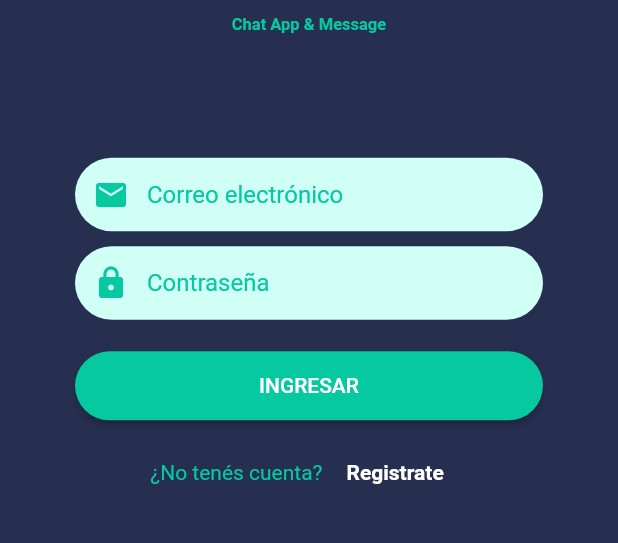
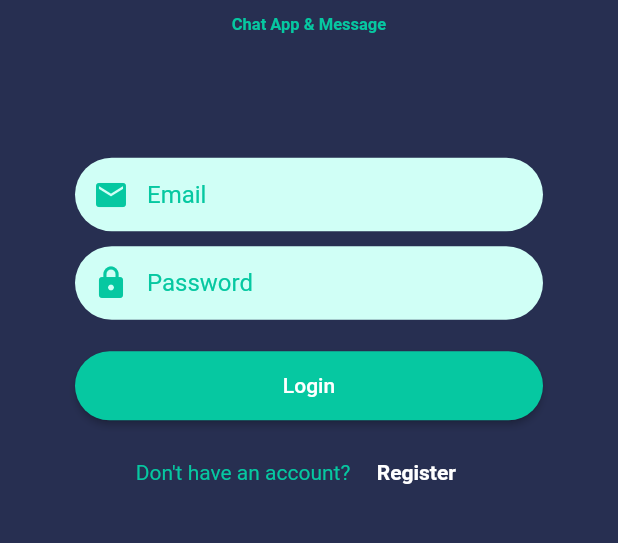
Before and after one commit to agustinduran/mobin-chat-app-flutter, a Flutter app: the screen it shows after launch, on a phone screen of 412 x 824 dp, the part 510-1053 px from its top. Run offline on Flutter 3.47's test engine with Material 2 defaults, Android fonts, the phone set to English and light mode, and no system bars; our stand-ins replace get.

```diff
--- /dev/null
+++ b/lib/app/data/traslation/messages_languanges.dart
@@ -0,0 +1,6 @@
+import 'package:flutter/material.dart';
+
+final locales = [
+  {'name': 'English', 'locale': Locale('en', 'US')},
+  {'name': 'Español', 'locale': Locale('es', 'ES')},
+];
--- /dev/null
+++ b/lib/app/data/traslation/messages_traslations.dart
@@ -0,0 +1,31 @@
+import 'package:get/get_navigation/src/root/internacionalization.dart';
+
+class MessageTranslations extends Translations {
+
+  @override
+  Map<String, Map<String, String>> get keys => {
+    'en_US' : {
+      'title-app' : 'Test title ingles',
+      // LOGIN PAGE
+      'title-banner' : 'MOBIN',
+      'subtitle-banner' : 'Chat App & Message',
+      'login-email' : 'Email',
+      'login-password' : 'Password',
+      'login-no-account' : 'Don\'t have an account?',
+      'login-register-button' : 'Register',
+      'login-button' : 'Login',
+    },
+    'es_ES' : {
+      'title-app' : 'Test title spanish',
+      // LOGIN PAGE
+      'title-banner' : 'MOBIN',
+      'subtitle-banner' : 'Chat App & Message',
+      'login-email' : 'Correo electrónico',
+      'login-password' : 'Contraseña',
+      'login-no-account' : '¿No tenés cuenta?',
+      'login-register-button' : 'Registrate',
+      'login-button' : 'INGRESAR',
+    },
+  };
+
+}
--- a/lib/app/presentation/pages/login/login_page.dart
+++ b/lib/app/presentation/pages/login/login_page.dart
@@ -41,7 +41,7 @@ class LoginPage extends StatelessWidget {
       child: TextField(
         decoration: InputDecoration(
           border: InputBorder.none,
-          hintText: 'Correo electrónico',
+          hintText: 'login-email'.tr,
           hintStyle: TextStyle(
             color: app.COLOR_PRIMARY
           ),
@@ -62,7 +62,7 @@ class LoginPage extends StatelessWidget {
       child: TextField(
         decoration: InputDecoration(
           border: InputBorder.none,
-          hintText: 'Contraseña',
+          hintText: 'login-password'.tr,
           hintStyle: TextStyle(
             color: app.COLOR_PRIMARY,
           ),
@@ -78,8 +78,8 @@ class LoginPage extends StatelessWidget {
       width: double.infinity,
       margin: EdgeInsets.symmetric(horizontal: 50, vertical: 10),
       child: ElevatedButton(
-        onPressed: () => Get.toNamed(app.PATH_SIGN_UP_PAGE),
-        child: Text('INGRESAR'),
+        onPressed: () => Get.updateLocale(Locale('es', 'ES')),
+        child: Text('login-button'.tr),
         style: ElevatedButton.styleFrom(
           primary: app.COLOR_PRIMARY,
           shape: RoundedRectangleBorder(
@@ -95,11 +95,11 @@ class LoginPage extends StatelessWidget {
     return Row (
       mainAxisAlignment: MainAxisAlignment.center,
       children: [
-        Text('¿No tenés cuenta?', style: TextStyle(color: app.COLOR_PRIMARY)),
+        Text('login-no-account'.tr, style: TextStyle(color: app.COLOR_PRIMARY)),
         FlatButton(
           onPressed: () => Get.toNamed(app.PATH_SIGN_UP_PAGE),
           child: Text(
-            'Registrate',
+            'login-register-button'.tr,
             style: TextStyle(
               color: Colors.white,
               fontWeight: FontWeight.bold
@@ -128,7 +128,7 @@ class LoginPage extends StatelessWidget {
           Container(
             margin: EdgeInsets.only(top: 10),
             child: Text(
-              'MOBIN',
+              'title-banner'.tr,
               style: TextStyle(
                 fontSize: 30,
                 fontWeight: FontWeight.bold,
@@ -139,7 +139,7 @@ class LoginPage extends StatelessWidget {
           Container(
             margin: EdgeInsets.only(top: 10),
             child: Text(
-              'Chat App & Message',
+              'subtitle-banner'.tr,
               style: TextStyle(
                 fontSize: 11,
                 fontWeight: FontWeight.bold,
--- a/lib/main.dart
+++ b/lib/main.dart
@@ -1,6 +1,7 @@
 import 'package:flutter/material.dart';
 import 'package:get/get.dart';
 import 'package:mobin_app/app/data/constants.dart' as app;
+import 'package:mobin_app/app/data/traslation/messages_traslations.dart';
 import 'package:mobin_app/app/presentation/pages/login/login_page.dart';
 import 'package:mobin_app/app/presentation/pages/sign_up/sign_up_page.dart';
 
@@ -15,7 +16,9 @@ class MyApp extends StatelessWidget {
   Widget build(BuildContext context) {
     return GetMaterialApp(
       debugShowCheckedModeBanner: false,
-      title: 'Mobin App',
+      title: 'title-app'.tr,
+      translations: MessageTranslations(),
+      locale: Get.deviceLocale,
       initialRoute: app.PATH_LOGIN_PAGE,
       getPages: [
         GetPage(
```
